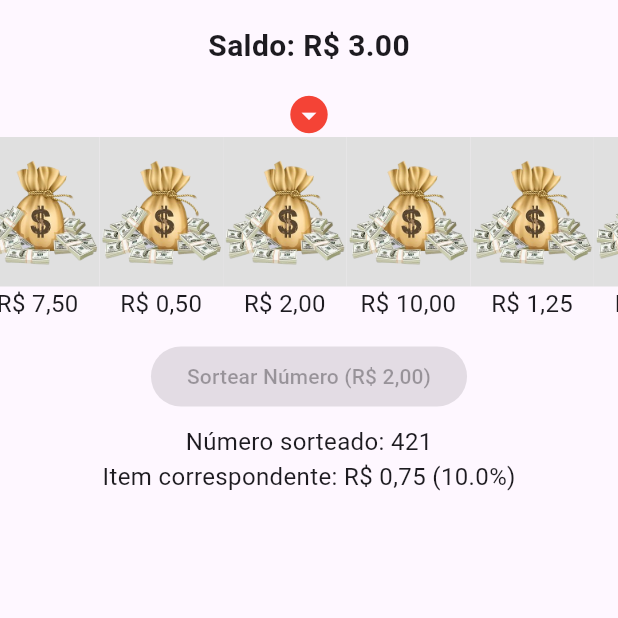
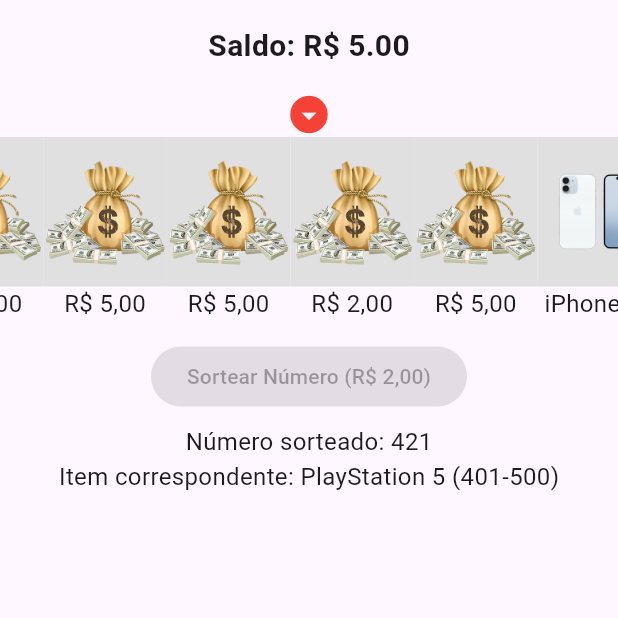
Before and after one commit to joaoconstancio1/genie_luck, a Flutter app: the screen it shows after launch, after a tap on an icon or button, on a phone screen of 412 x 824 dp, the top half of it. Run offline on Flutter 3.47's test engine with Material 3 defaults, Android fonts, the phone set to English and light mode, and no system bars.

Commit message:
Refactor GenieSlider to use minRange and maxRange for item selection instead of percentage

```diff
--- a/lib/genie_slider.dart
+++ b/lib/genie_slider.dart
@@ -52,26 +52,6 @@ class _GenieSliderState extends State<GenieSlider> {
     setState(() {
       isSpinning = false; // Desbloqueia o botão
     });
-  }
-
-  SliderItem _selectItemByPercentage() {
-    final random = Random();
-    double totalPercentage = SliderItem.sliderItems.fold(
-      0,
-      (sum, item) => sum + item.percentage!,
-    );
-    double randomValue = random.nextDouble() * totalPercentage;
-
-    double cumulative = 0;
-    for (var item in SliderItem.sliderItems) {
-      cumulative += item.percentage!;
-      if (randomValue <= cumulative) {
-        return item;
-      }
-    }
-    return SliderItem
-        .sliderItems
-        .last; // Fallback (não deve ocorrer se as porcentagens somam 100)
   }
 
   @override
@@ -152,12 +132,13 @@ class _GenieSliderState extends State<GenieSlider> {
                       (userBalance >= costToPlay && !isSpinning)
                           ? () async {
                             setState(() {
-                              selectedItem = _selectItemByPercentage();
-                              randomNumber =
-                                  Random().nextInt(1000) +
-                                  1; // Mantido apenas para exibição
-                              userBalance -=
-                                  costToPlay; // Deduz o custo do saldo
+                              randomNumber = Random().nextInt(1000) + 1;
+                              selectedItem = SliderItem.sliderItems.firstWhere(
+                                (item) =>
+                                    randomNumber! >= item.minRange! &&
+                                    randomNumber! <= item.maxRange!,
+                                orElse: () => SliderItem.sliderItems.first,
+                              );
                             });
                             await _animateToItem(selectedItem!.index!);
                           }
@@ -179,7 +160,7 @@ class _GenieSliderState extends State<GenieSlider> {
                         ),
                         Text(
                           'Item correspondente: ${selectedItem!.title} '
-                          '(${selectedItem!.percentage}%)',
+                          '(${selectedItem!.minRange}-${selectedItem!.maxRange})',
                           style: const TextStyle(fontSize: 16),
                         ),
                       ],
--- a/lib/slider_itens.dart
+++ b/lib/slider_itens.dart
@@ -6,7 +6,8 @@ class SliderItem {
   String? title;
   String? description;
   Color? color;
-  double? percentage; // Novo campo para porcentagem
+  int? minRange;
+  int? maxRange;
 
   SliderItem({
     this.index,
@@ -14,129 +15,80 @@ class SliderItem {
     this.title,
     this.description,
     this.color,
-    this.percentage,
+    this.minRange,
+    this.maxRange,
   });
 
   static final List<SliderItem> sliderItems = [
     SliderItem(
       index: 0,
-      title: 'R\$ 5,00',
+      title: 'R\$ 2,00',
       image: 'assets/images/money.png',
-      percentage: 2, // 2% de chance
+      minRange: 1,
+      maxRange: 100,
     ),
     SliderItem(
       index: 1,
-      title: 'R\$ 0,75',
+      title: 'R\$ 5,00',
       image: 'assets/images/money.png',
-      percentage: 10, // 10% de chance
+      minRange: 101,
+      maxRange: 200,
     ),
     SliderItem(
       index: 2,
-      title: 'PlayStation 5',
-      image: 'assets/images/playstation5.png',
-      percentage: 0.5, // 0.5% de chance
+      title: 'iPhone 16',
+      image: 'assets/images/iphone16.png',
+      minRange: 201,
+      maxRange: 300,
     ),
     SliderItem(
       index: 3,
-      title: 'R\$ 15,00',
+      title: 'R\$ 10,00',
       image: 'assets/images/money.png',
-      percentage: 1, // 1% de chance
+      minRange: 301,
+      maxRange: 400,
     ),
     SliderItem(
       index: 4,
-      title: 'R\$ 1,50',
-      image: 'assets/images/money.png',
-      percentage: 7, // 7% de chance
+      title: 'PlayStation 5',
+      image: 'assets/images/playstation5.png',
+      minRange: 401,
+      maxRange: 500,
     ),
     SliderItem(
       index: 5,
-      title: 'R\$ 25,00',
+      title: 'R\$ 50,00',
       image: 'assets/images/money.png',
-      percentage: 1, // 1% de chance
+      minRange: 501,
+      maxRange: 600,
     ),
     SliderItem(
       index: 6,
-      title: 'R\$ 2,50',
+      title: 'R\$ 100,00',
       image: 'assets/images/money.png',
-      percentage: 4, // 4% de chance
+      minRange: 601,
+      maxRange: 700,
     ),
     SliderItem(
       index: 7,
-      title: 'iPhone 16',
-      image: 'assets/images/iphone16.png',
-      percentage: 0.5, // 0.5% de chance
+      title: 'R\$ 5,00',
+      image: 'assets/images/money.png',
+      minRange: 701,
+      maxRange: 800,
     ),
     SliderItem(
       index: 8,
-      title: 'R\$ 0,25',
+      title: 'R\$ 5,00',
       image: 'assets/images/money.png',
-      percentage: 20, // 20% de chance
+      minRange: 801,
+      maxRange: 900,
     ),
     SliderItem(
       index: 9,
-      title: 'R\$ 3,50',
+      title: 'R\$ 5,00',
       image: 'assets/images/money.png',
-      percentage: 2, // 2% de chance
-    ),
-    SliderItem(
-      index: 10,
-      title: 'R\$ 1,00',
-      image: 'assets/images/money.png',
-      percentage: 10, // 10% de chance
-    ),
-    SliderItem(
-      index: 11,
-      title: 'R\$ 7,50',
-      image: 'assets/images/money.png',
-      percentage: 1, // 1% de chance
-    ),
-    SliderItem(
-      index: 12,
-      title: 'R\$ 0,50',
-      image: 'assets/images/money.png',
-      percentage: 15, // 15% de chance
-    ),
-    SliderItem(
-      index: 13,
-      title: 'R\$ 2,00',
-      image: 'assets/images/money.png',
-      percentage: 5, // 5% de chance
-    ),
-    SliderItem(
-      index: 14,
-      title: 'R\$ 10,00',
-      image: 'assets/images/money.png',
-      percentage: 1, // 1% de chance
-    ),
-    SliderItem(
-      index: 15,
-      title: 'R\$ 1,25',
-      image: 'assets/images/money.png',
-      percentage: 8, // 8% de chance
-    ),
-    SliderItem(
-      index: 16,
-      title: 'R\$ 4,00',
-      image: 'assets/images/money.png',
-      percentage: 2, // 2% de chance
-    ),
-    SliderItem(
-      index: 17,
-      title: 'R\$ 50,00',
-      image: 'assets/images/money.png',
-      percentage: 1, // 1% de chance
-    ),
-    SliderItem(
-      index: 18,
-      title: 'R\$ 1,75',
-      image: 'assets/images/money.png',
-      percentage: 6, // 6% de chance
-    ),
-    SliderItem(
-      index: 19,
-      title: 'R\$ 3,00',
-      image: 'assets/images/money.png',
-      percentage: 3, // 3% de chance
+      minRange: 901,
+      maxRange: 1000,
     ),
   ];
 }
```
